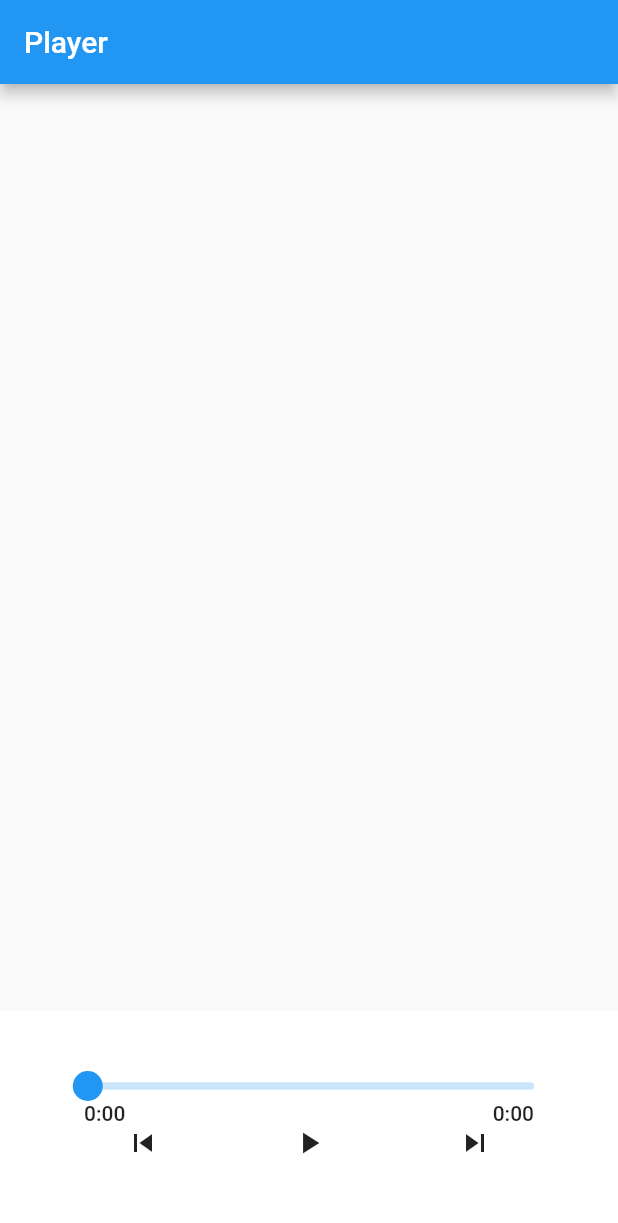
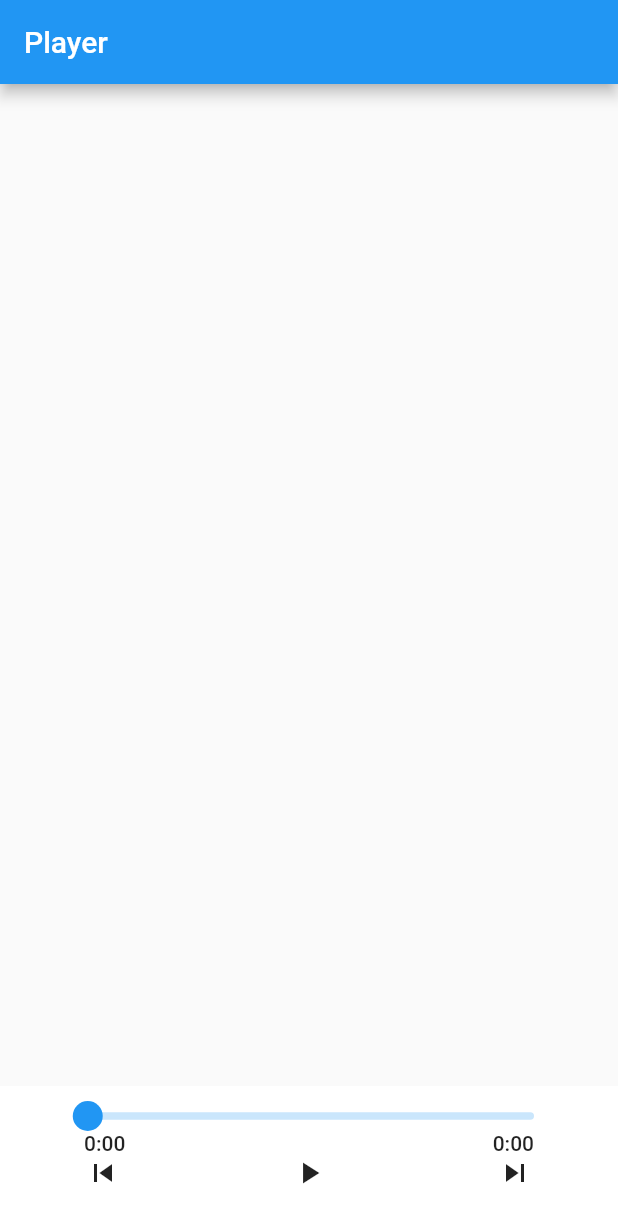
Before and after one commit to deargosep/flutter_player, a Flutter app: the screen it shows after launch, on a phone screen of 412 x 824 dp. Shown: the top 1223 px of the screen. Run offline on Flutter 3.47's test engine with Material 2 defaults, Android fonts, the phone set to English and light mode, and no system bars; drawn by our look-alikes of audio_video_progress_bar; our stand-ins replace just_audio, just_audio_background; missing offline and left inert: audio_session.

Commit message:
less player height

```diff
--- a/lib/player.dart
+++ b/lib/player.dart
@@ -43,8 +43,8 @@
 
     return Container(
       color: Colors.white,
-      height: 150,
-      padding: EdgeInsets.all(40),
+      height: 100,
+      padding: EdgeInsets.fromLTRB(0, 10, 0, 10),
       child: Column(
         children: [
           Seeker(),
--- a/pubspec.yaml
+++ b/pubspec.yaml
@@ -15,7 +15,7 @@
 # In iOS, build-name is used as CFBundleShortVersionString while build-number used as CFBundleVersion.
 # Read more about iOS versioning at
 # https://developer.apple.com/library/archive/documentation/General/Reference/InfoPlistKeyReference/Articles/CoreFoundationKeys.html
-version: 1.0.0+1
+version: 1.0.1
 
 environment:
   sdk: ">=2.15.0 <3.0.0"
```
